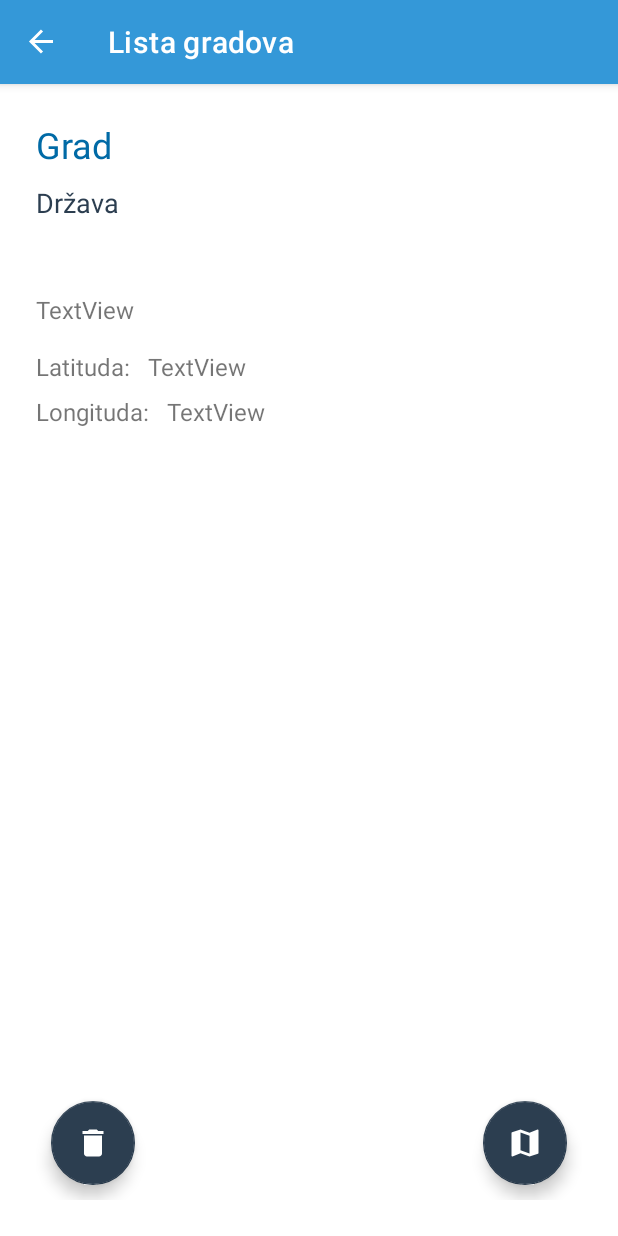
After one commit to kerimnuhanovic/SalesmanProblemProject2, an Android app: the fragment GradDetaljiFragment placed in its activity, on a phone screen of 412 x 824 dp. The commit adds this screen. Run offline under Robolectric (Android 15) with nearby library versions, the phone set to English and light mode, and no system bars; our stand-ins replace Room's generated code, Timber, data binding, navigation-ui; 6 statements that could not run were skipped.

Commit message:
Update4 22.5

```diff
--- a/app/build.gradle
+++ b/app/build.gradle
@@ -5,8 +5,8 @@ plugins {
 
 }
 apply plugin: 'kotlin-kapt'
-/*
-apply plugin: 'kotlin-android-extensions'*/
+
+apply plugin: 'kotlin-android-extensions'
 ext {
 
     navigationVersion = "2.3.0"
--- /dev/null
+++ b/app/src/main/java/com/example/salesmanproblemproject/GradDetaljiFragment.kt
@@ -0,0 +1,52 @@
+package com.example.salesmanproblemproject
+
+import android.app.AlertDialog
+import android.os.Bundle
+import androidx.fragment.app.Fragment
+import android.view.LayoutInflater
+import android.view.View
+import android.view.ViewGroup
+import androidx.databinding.DataBindingUtil
+import androidx.lifecycle.ViewModelProvider
+import androidx.navigation.findNavController
+import com.example.salesmanproblemproject.database.GradDBViewModel
+import com.example.salesmanproblemproject.databinding.FragmentGradDetaljiBinding
+
+class GradDetaljiFragment : Fragment() {
+
+    lateinit var gradViewModel:GradDBViewModel
+
+    override fun onCreateView(
+        inflater: LayoutInflater, container: ViewGroup?,
+        savedInstanceState: Bundle?
+    ): View? {
+        val binding:FragmentGradDetaljiBinding = DataBindingUtil.inflate(inflater,R.layout.fragment_grad_detalji,container,false)
+
+        var args = GradDetaljiFragmentArgs.fromBundle(arguments!!)
+
+        binding.gradNaziv.text = args.grad.grad
+        binding.drzavaNaziv.text = args.grad.drzava
+        binding.opisText.text = args.grad.opis
+        binding.latitudaVrijednost.text = args.grad.latituda.toString()
+        binding.longitudaVrijednost.text = args.grad.longituda.toString()
+
+
+        gradViewModel = ViewModelProvider(this).get(GradDBViewModel::class.java)
+
+        binding.izbrisiGrad.setOnClickListener {
+            val alert = AlertDialog.Builder(requireContext())
+            alert.setPositiveButton("DA") {_,_ ->
+                gradViewModel.deleteCity(args.grad)
+                it.findNavController().navigate(GradDetaljiFragmentDirections.actionGradDetaljiFragmentToListaGradovaFragment())
+            }
+            alert.setNegativeButton("NE") {_,_ ->
+
+            }
+            alert.setTitle("Izbrisi ${args.grad.grad}?")
+            alert.setMessage("Želite li izbrisati grad ${args.grad.grad}")
+            alert.create().show()
+        }
+
+        return binding.root
+    }
+}
--- a/app/src/main/java/com/example/salesmanproblemproject/database/GradDB.kt
+++ b/app/src/main/java/com/example/salesmanproblemproject/database/GradDB.kt
@@ -1,9 +1,12 @@
 package com.example.salesmanproblemproject.database
 
+import android.os.Parcelable
 import androidx.room.ColumnInfo
 import androidx.room.Entity
 import androidx.room.PrimaryKey
+import kotlinx.android.parcel.Parcelize
 
+@Parcelize
 @Entity(tableName = "grad_table")
 data class GradDB(
     @PrimaryKey(autoGenerate = true)
@@ -17,4 +20,4 @@ data class GradDB(
     @ColumnInfo(name = "latituda")
     var latituda: Double,
     @ColumnInfo(name = "longituda")
-    var longituda: Double)
+    var longituda: Double): Parcelable
--- a/app/src/main/java/com/example/salesmanproblemproject/database/GradDBDao.kt
+++ b/app/src/main/java/com/example/salesmanproblemproject/database/GradDBDao.kt
@@ -2,8 +2,10 @@ package com.example.salesmanproblemproject.database
 
 import androidx.lifecycle.LiveData
 import androidx.room.Dao
+import androidx.room.Delete
 import androidx.room.Insert
 import androidx.room.Query
+import com.example.salesmanproblemproject.Grad
 
 @Dao
 interface GradDBDao {
@@ -17,6 +19,13 @@ interface GradDBDao {
     @Query("delete from grad_table")
     suspend fun deleteAll()
 
+    @Delete
+    suspend fun deleteCity(grad: GradDB)
+
     @Query("select * from grad_table")
     fun getAllCities() : LiveData<List<GradDB>>
+
+    @Query("select * from grad_table")
+    fun dajSve() : List<GradDB>
+
 }
--- /dev/null
+++ b/app/src/main/res/drawable/ic_baseline_map_24.xml
@@ -0,0 +1,10 @@
+<vector xmlns:android="http://schemas.android.com/apk/res/android"
+    android:width="24dp"
+    android:height="24dp"
+    android:viewportWidth="24"
+    android:viewportHeight="24"
+    android:tint="?attr/colorControlNormal">
+  <path
+      android:fillColor="@android:color/white"
+      android:pathData="M20.5,3l-0.16,0.03L15,5.1 9,3 3.36,4.9c-0.21,0.07 -0.36,0.25 -0.36,0.48V20.5c0,0.28 0.22,0.5 0.5,0.5l0.16,-0.03L9,18.9l6,2.1 5.64,-1.9c0.21,-0.07 0.36,-0.25 0.36,-0.48V3.5c0,-0.28 -0.22,-0.5 -0.5,-0.5zM15,19l-6,-2.11V5l6,2.11V19z"/>
+</vector>
--- /dev/null
+++ b/app/src/main/res/layout/fragment_grad_detalji.xml
@@ -0,0 +1,111 @@
+<?xml version="1.0" encoding="utf-8"?>
+<layout xmlns:android="http://schemas.android.com/apk/res/android"
+    xmlns:app="http://schemas.android.com/apk/res-auto"
+    xmlns:tools="http://schemas.android.com/tools"
+    >
+
+    <androidx.constraintlayout.widget.ConstraintLayout
+        android:layout_width="match_parent"
+        android:layout_height="match_parent"
+        android:padding="24dp">
+
+
+        <TextView
+            android:id="@+id/gradNaziv"
+            android:layout_width="match_parent"
+            android:layout_height="wrap_content"
+            android:text="Grad"
+            android:textColor="@color/plava_primary_dark"
+            android:textSize="24dp"
+            app:layout_constraintStart_toStartOf="parent"
+            app:layout_constraintTop_toTopOf="parent" />
+
+        <TextView
+            android:id="@+id/drzavaNaziv"
+            android:layout_width="match_parent"
+            android:layout_height="wrap_content"
+            android:layout_marginTop="10dp"
+            android:text="Država"
+            app:layout_constraintStart_toStartOf="parent"
+            app:layout_constraintTop_toBottomOf="@+id/gradNaziv"
+            android:textColor="@color/plava_secondary"
+            android:textSize="18dp"/>
+
+        <TextView
+            android:id="@+id/opisText"
+            android:layout_width="match_parent"
+            android:layout_height="wrap_content"
+            android:text="TextView"
+            app:layout_constraintStart_toStartOf="parent"
+            app:layout_constraintTop_toBottomOf="@+id/drzavaNaziv"
+            android:textSize="16dp"
+            android:layout_marginTop="48dp"/>
+
+        <TextView
+            android:id="@+id/latitudaText"
+            android:layout_width="wrap_content"
+            android:layout_height="wrap_content"
+            android:text="Latituda: "
+            app:layout_constraintStart_toStartOf="parent"
+            app:layout_constraintTop_toBottomOf="@+id/opisText"
+            android:textSize="16dp"
+            android:layout_marginTop="16dp"/>
+
+        <TextView
+            android:id="@+id/latitudaVrijednost"
+            android:layout_width="wrap_content"
+            android:layout_height="wrap_content"
+            android:text="TextView"
+            app:layout_constraintStart_toEndOf="@+id/latitudaText"
+            app:layout_constraintTop_toBottomOf="@+id/opisText"
+            android:layout_marginTop="16dp"
+            android:textSize="16dp"
+            android:layout_marginLeft="8dp"/>
+
+        <TextView
+            android:id="@+id/longitudaText"
+            android:layout_width="wrap_content"
+            android:layout_height="wrap_content"
+            android:text="Longituda: "
+            app:layout_constraintStart_toStartOf="parent"
+            app:layout_constraintTop_toBottomOf="@+id/latitudaText"
+            android:layout_marginTop="8dp"
+            android:textSize="16dp"/>
+
+        <TextView
+            android:id="@+id/longitudaVrijednost"
+            android:layout_width="wrap_content"
+            android:layout_height="wrap_content"
+            android:text="TextView"
+            app:layout_constraintStart_toEndOf="@+id/longitudaText"
+            app:layout_constraintTop_toBottomOf="@+id/latitudaVrijednost"
+            android:layout_marginTop="8dp"
+            android:layout_marginLeft="8dp"
+            android:textSize="16dp"/>
+
+        <com.google.android.material.floatingactionbutton.FloatingActionButton
+            android:id="@+id/izbrisiGrad"
+            android:layout_width="wrap_content"
+            android:layout_height="wrap_content"
+            android:layout_marginStart="10dp"
+            android:layout_marginBottom="10dp"
+            android:clickable="true"
+            android:src="@drawable/ic_baseline_delete_24"
+            app:layout_constraintBottom_toBottomOf="parent"
+            app:layout_constraintStart_toStartOf="parent" />
+
+        <com.google.android.material.floatingactionbutton.FloatingActionButton
+            android:id="@+id/mapaDugme"
+            android:layout_width="wrap_content"
+            android:layout_height="wrap_content"
+            android:layout_marginEnd="10dp"
+            android:layout_marginBottom="10dp"
+            android:clickable="true"
+            android:src="@drawable/ic_baseline_map_24"
+            app:layout_constraintBottom_toBottomOf="parent"
+            app:layout_constraintEnd_toEndOf="parent" />
+
+
+    </androidx.constraintlayout.widget.ConstraintLayout>
+
+</layout>
--- a/app/src/main/res/layout/grad_item.xml
+++ b/app/src/main/res/layout/grad_item.xml
@@ -5,7 +5,8 @@
     android:layout_width="match_parent"
     android:layout_height="wrap_content"
     android:background="@color/plava"
-    android:padding="24dp">
+    android:padding="24dp"
+    android:id="@+id/okvirReda">
 
     <TextView
         android:id="@+id/Grad"
--- a/app/src/main/res/navigation/navigation.xml
+++ b/app/src/main/res/navigation/navigation.xml
@@ -20,6 +20,9 @@
         <action
             android:id="@+id/action_listaGradovaFragment_to_dodajGradFragment"
             app:destination="@id/dodajGradFragment" />
+        <action
+            android:id="@+id/action_listaGradovaFragment_to_gradDetaljiFragment"
+            app:destination="@id/gradDetaljiFragment" />
     </fragment>
     <fragment
         android:id="@+id/dodajGradFragment"
@@ -29,4 +32,19 @@
             android:id="@+id/action_dodajGradFragment_to_listaGradovaFragment"
             app:destination="@id/listaGradovaFragment" />
     </fragment>
+    <fragment
+        android:id="@+id/gradDetaljiFragment"
+        android:name="com.example.salesmanproblemproject.GradDetaljiFragment"
+        android:label="GradDetaljiFragment" >
+        <argument
+            android:name="grad"
+            app:argType="com.example.salesmanproblemproject.database.GradDB" />
+        <action
+            android:id="@+id/action_gradDetaljiFragment_to_listaGradovaFragment"
+            app:destination="@id/listaGradovaFragment" />
+    </fragment>
+    <fragment
+        android:id="@+id/najkraciPutFragment"
+        android:name="com.example.salesmanproblemproject.NajkraciPutFragment"
+        android:label="NajkraciPutFragment" />
 </navigation>
```
Also changed, not shown: app/src/main/java/com/example/salesmanproblemproject/GradAdapter.kt (+7 -1 lines), app/src/main/java/com/example/salesmanproblemproject/GradRepository.kt (+8 -0 lines), app/src/main/java/com/example/salesmanproblemproject/NajkraciPutFragment.kt (added, +33 -0 lines), app/src/main/java/com/example/salesmanproblemproject/algoritam/Algoritam.kt (added, +78 -0 lines), app/src/main/java/com/example/salesmanproblemproject/database/GradDBViewModel.kt (+10 -0 lines), app/src/main/res/layout/fragment_najkraci_put.xml (added, +35 -0 lines).
